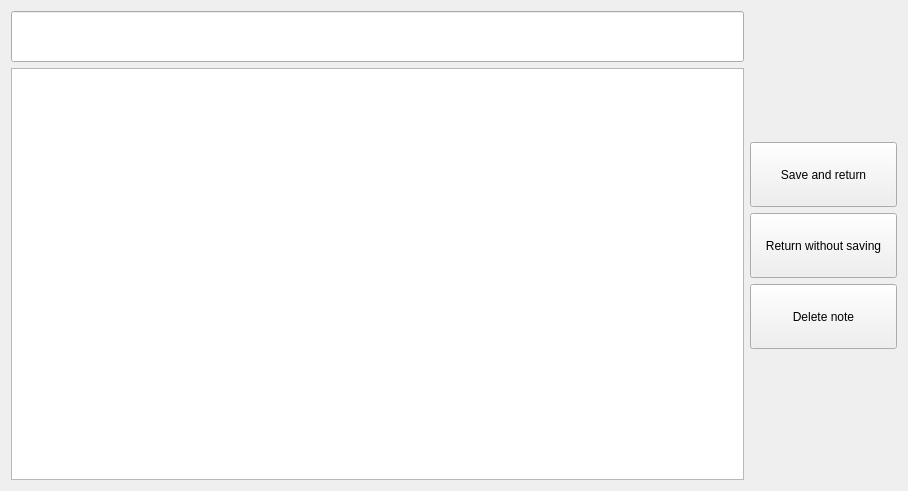
This is forms/NoteEditingTab.ui in Patryk-Trojak/Notes as Qt 5 draws it before an edit. The edited form follows.
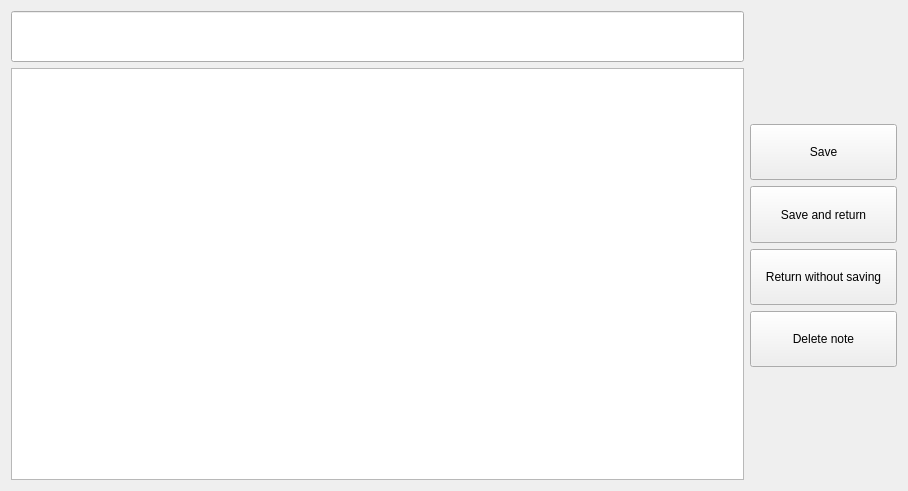
This is the edited form.

Commit message: Add save button in NoteEditingTab

```diff
--- a/forms/NoteEditingTab.ui
+++ b/forms/NoteEditingTab.ui
@@ -43,7 +43,7 @@
     </layout>
    </item>
    <item>
-    <layout class="QVBoxLayout" name="verticalLayout" stretch="2,1,1,1,2">
+    <layout class="QVBoxLayout" name="verticalLayout" stretch="2,1,1,1,1,2">
      <item>
       <spacer name="verticalSpacer">
        <property name="orientation">
@@ -57,6 +57,19 @@
        </property>
       </spacer>
      </item>
+     <item>
+      <widget class="QPushButton" name="saveButton">
+       <property name="sizePolicy">
+        <sizepolicy hsizetype="Minimum" vsizetype="Preferred">
+         <horstretch>0</horstretch>
+         <verstretch>0</verstretch>
+        </sizepolicy>
+       </property>
+       <property name="text">
+        <string>Save</string>
+       </property>
+      </widget>
+     </item>
      <item>
       <widget class="QPushButton" name="saveAndReturn">
        <property name="sizePolicy">
```
The commit also changes 1 other file.
